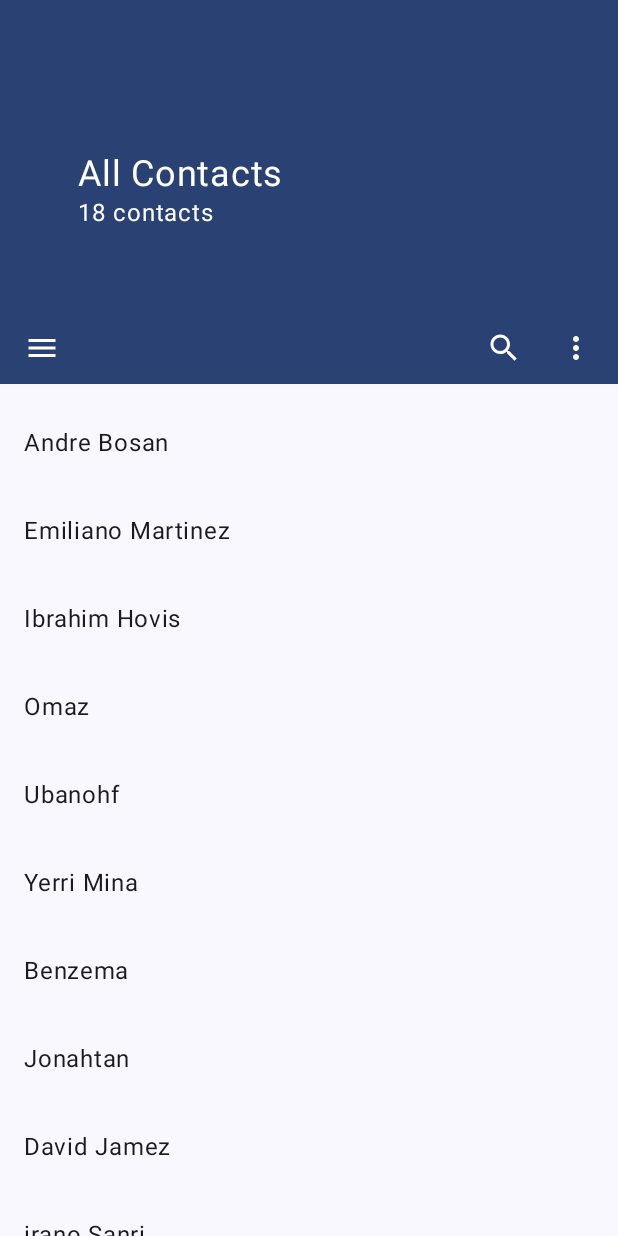
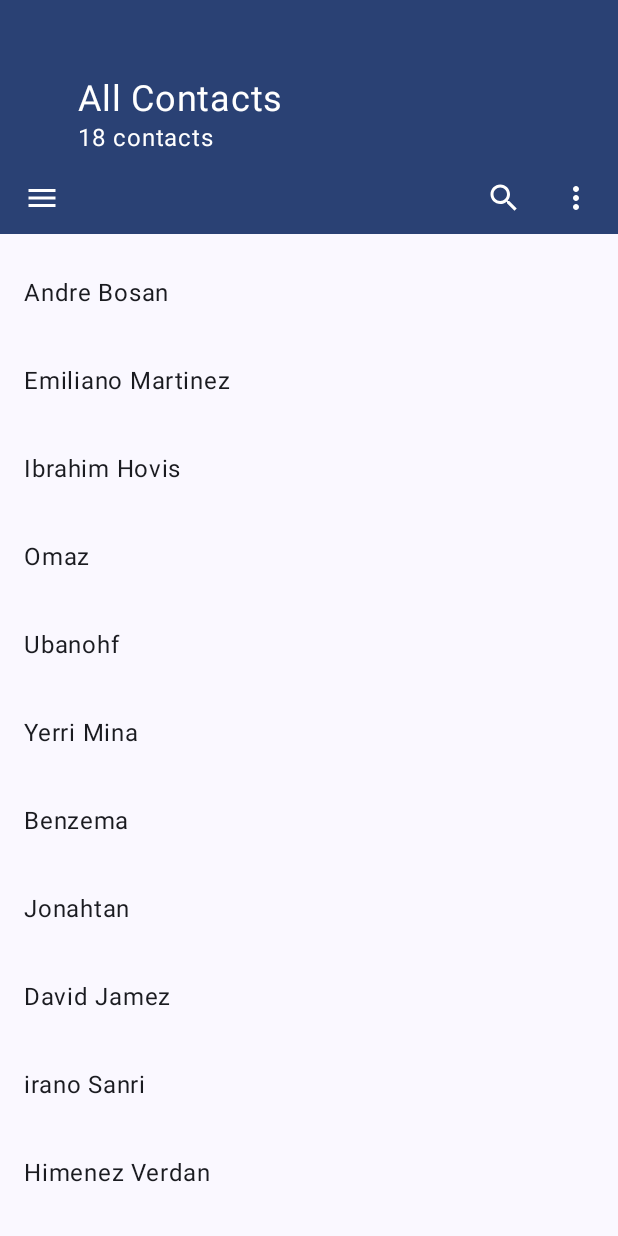
Before and after one commit to germainkevinbusiness/CollapsingTopBarCompose, an Android app built with Jetpack Compose: the screen it shows after launch (MainActivity), on a phone screen of 412 x 824 dp. Run offline under Robolectric (Android 15) with nearby library versions, the phone set to English and light mode, and no system bars; our stand-ins replace Timber.

```diff
--- a/app/build.gradle
+++ b/app/build.gradle
@@ -11,7 +11,7 @@ android {
         minSdk 21
         targetSdk 32
         versionCode 1
-        versionName "1.0.0-beta02"
+        versionName "1.0.0-beta03"
 
         testInstrumentationRunner "androidx.test.runner.AndroidJUnitRunner"
         vectorDrawables {
--- a/app/src/main/java/com/germainkevin/collapsingtopbarcompose/MainActivity.kt
+++ b/app/src/main/java/com/germainkevin/collapsingtopbarcompose/MainActivity.kt
@@ -64,7 +64,7 @@ class MainActivity : ComponentActivity() {
                         isAlwaysCollapsed = false,
                         isExpandedWhenFirstDisplayed = true,
                         centeredTitleAndSubtitle = false,
-                        expandedTopBarMaxHeight = 256.dp,
+                        expandedTopBarMaxHeight = 156.dp,
                     )
                     Scaffold(
                         modifier = Modifier.nestedScroll(scrollBehavior.nestedScrollConnection),
--- a/app/src/main/java/com/germainkevin/collapsingtopbarcompose/ui/Components.kt
+++ b/app/src/main/java/com/germainkevin/collapsingtopbarcompose/ui/Components.kt
@@ -6,7 +6,9 @@ import androidx.compose.foundation.clickable
 import androidx.compose.foundation.layout.*
 import androidx.compose.foundation.shape.RoundedCornerShape
 import androidx.compose.material.icons.Icons
-import androidx.compose.material.icons.filled.*
+import androidx.compose.material.icons.filled.Contacts
+import androidx.compose.material.icons.filled.Email
+import androidx.compose.material.icons.filled.Settings
 import androidx.compose.material.icons.outlined.MoreVert
 import androidx.compose.material.icons.outlined.Search
 import androidx.compose.material3.*
@@ -15,7 +17,6 @@ import androidx.compose.runtime.mutableStateOf
 import androidx.compose.runtime.remember
 import androidx.compose.ui.Alignment
 import androidx.compose.ui.Modifier
-import androidx.compose.ui.graphics.vector.ImageVector
 import androidx.compose.ui.res.stringResource
 import androidx.compose.ui.unit.dp
 import com.germainkevin.collapsingtopbarcompose.R
@@ -76,14 +77,14 @@ fun LeftDrawer(
         drawerItems.forEach { item ->
             NavigationDrawerItem(
                 icon = { Icon(item, contentDescription = null) },
-                label = { Text(item.name) },
+                label = { Text(item.name.replace("Filled.", "")) },
                 selected = item == selectedItem.value,
                 onClick = {
                     selectedItem.value = item
                     closeLeftDrawer()
                 },
                 shape = RoundedCornerShape(topEnd = 24.dp, bottomEnd = 24.dp),
-                badge = { Text(text = " 20") },
+                badge = { Text(text = "20") },
                 modifier = Modifier.padding(end = 16.dp, top = 12.dp, bottom = 12.dp)
             )
         }
--- a/build.gradle
+++ b/build.gradle
@@ -1,6 +1,6 @@
 buildscript {
     ext {
-        compose_version = '1.2.0-beta02'
+        compose_version = '1.2.0-beta03'
         accompanist_version = '0.24.3-alpha'
     }
 }// Top-level build file where you can add configuration options common to all sub-projects/modules.
--- a/collapsingtopbar/build.gradle
+++ b/collapsingtopbar/build.gradle
@@ -24,7 +24,7 @@ afterEvaluate {
                 // You can then customize attributes of the publication as shown below.
                 groupId = 'com.germainkevin.collapsingtopbarcompose'
                 artifactId = 'collapsingtopbarcompose'
-                version = '1.0.0-beta02'
+                version = '1.0.0-beta03'
             }
         }
     }
--- a/collapsingtopbar/src/main/java/com/germainkevin/collapsingtopbar/CollapsingTopBar.kt
+++ b/collapsingtopbar/src/main/java/com/germainkevin/collapsingtopbar/CollapsingTopBar.kt
@@ -6,6 +6,7 @@ import androidx.compose.foundation.layout.*
 import androidx.compose.material.*
 import androidx.compose.runtime.Composable
 import androidx.compose.runtime.CompositionLocalProvider
+import androidx.compose.runtime.State
 import androidx.compose.runtime.getValue
 import androidx.compose.ui.Alignment
 import androidx.compose.ui.Modifier
@@ -50,45 +51,28 @@ fun CollapsingTopBar(
 ) = with(scrollBehavior) {
 
     if (!isAlwaysCollapsed && !isExpandedWhenFirstDisplayed && trackOffSetIsZero >= 3) {
-        // Make sure the trackOffSetIsZero variable does not exceed the number 10
-        if (trackOffSetIsZero > 10) trackOffSetIsZero = 3
+        // Makes sure the trackOffSetIsZero stays below the number 6, just a random number above 3
+        // cause I don't need to store super high numbers for that variable
+        if (trackOffSetIsZero > 6) {
+            trackOffSetIsZero = 3
+        }
         currentTopBarHeight = expandedTopBarMaxHeight + topBarOffset.dp
     } else if (isExpandedWhenFirstDisplayed && !isAlwaysCollapsed) {
         currentTopBarHeight = expandedTopBarMaxHeight + topBarOffset.dp
     }
 
-    /**
-     * We'll reference [TopBarScrollBehavior.collapsedTopBarHeight] as 56 and
-     * [TopBarScrollBehavior.expandedTopBarMaxHeight] as 200
-     *
-     * We'll add a margin to make the Title Subtitle column disappear before the CollapsingTopBar
-     * reaches the height of 56.dp which is a margin of 20.dp
-     *
-     * 56 + 20  --------> 0f (alpha value meaning  when the title subtitle section is fully invisible)
-     * 200 --------> 1f (alpha value meaning when the title subtitle section is fully visible)
-     *
-     * The distance between 56+20  and 200 is 124. This distance represents the 100% distance from the
-     * collapsed state and expanded state of the [CollapsingTopBar]
-     *
-     * So what we do is:
-     * 124                                ----------> 100%
-     * currentTopBarHeight's actual value -------------> x
-     *
-     * Whatever value x is, is considered a alpha value for the titleSubtitleAlphaRange
-     */
-    val titleSubtitleAlpha =
-        (currentTopBarHeight - (collapsedTopBarHeight + 20.dp)) /
-                (expandedTopBarMaxHeight - (collapsedTopBarHeight + 20.dp))
+    val columnWithTitleSubtitleAlpha by getTitleAndSubtitleColumnAlpha(
+        currentTopBarHeight = currentTopBarHeight,
+        collapsedTopBarHeight = collapsedTopBarHeight,
+        expandedTopBarMaxHeight = expandedTopBarMaxHeight,
+        margin = 20.dp
+    )
 
-    val columnWithTitleSubtitleAlpha by animateFloatAsState(titleSubtitleAlpha)
-
-    val visibleValue = collapsedTopBarHeight
-    val invisibleValue = collapsedTopBarHeight + 6.dp
-
-    val collapsedTitleAlphaRange: Float = if (currentTopBarHeight == visibleValue) 1f
-    else (visibleValue - currentTopBarHeight) / (invisibleValue - visibleValue)
-
-    val collapsedTitleAlpha by animateFloatAsState(collapsedTitleAlphaRange)
+    val collapsedTitleAlpha by getCollapsedTitleAlpha(
+        currentTopBarHeight = currentTopBarHeight,
+        visibleValue = collapsedTopBarHeight,
+        invisibleValue = collapsedTopBarHeight + 6.dp
+    )
 
     CollapsingTopBarLayout(
         modifier = modifier,
@@ -228,6 +212,9 @@ fun CollapsingTopBarLayout(
 }
 
 
+/**
+ * The Section where all the options menu items will be laid out on
+ * */
 val actionsRow: @Composable (@Composable RowScope.() -> Unit) -> Unit = {
     Row(
         modifier = Modifier.fillMaxHeight(),
@@ -236,3 +223,59 @@ val actionsRow: @Composable (@Composable RowScope.() -> Unit) -> Unit = {
         content = it
     )
 }
+
+/**
+ * We'll reference [collapsedTopBarHeight] as 56 and [expandedTopBarMaxHeight] as 200
+ *
+ * We'll add a margin to make the Title Subtitle Column disappear before the CollapsingTopBar
+ * reaches the height of 56.dp which is a margin of 20.dp
+ *
+ * 56 + 20  --------> 0f (alpha value meaning  when the title subtitle section is fully invisible)
+ * 200 --------> 1f (alpha value meaning when the title subtitle section is fully visible)
+ *
+ * The distance between 56+20  and 200 is 124. This distance represents the 100% distance from the
+ * collapsed state and expanded state of the [CollapsingTopBar]
+ *
+ * So what we do is:
+ * 124                                ----------> 100%
+ * currentTopBarHeight's actual value -------------> x
+ *
+ * Whatever value x is, is considered the level of visibility the Title Subtitle Column should have
+ *
+ * @param currentTopBarHeight The current height of the [CollapsingTopBar] in [Dp]
+ * @param collapsedTopBarHeight The height of the [CollapsingTopBar] when it is collapsed
+ * @param expandedTopBarMaxHeight The height of the [CollapsingTopBar] when it is expanded
+ * @param margin A distance added to start making the TitleAndSubtitleColumn's visible only when
+ * [currentTopBarHeight] reaches [collapsedTopBarHeight] + margin
+ */
+@Composable
+fun getTitleAndSubtitleColumnAlpha(
+    currentTopBarHeight: Dp,
+    collapsedTopBarHeight: Dp,
+    expandedTopBarMaxHeight: Dp,
+    margin: Dp
+): State<Float> {
+    return animateFloatAsState(
+        (currentTopBarHeight - (collapsedTopBarHeight + margin)) /
+                (expandedTopBarMaxHeight - (collapsedTopBarHeight + margin))
+    )
+}
+
+/**
+ * @param currentTopBarHeight The current height of the [CollapsingTopBar] in [Dp]
+ * @param visibleValue A value in [Dp] that if [currentTopBarHeight] reaches it, the
+ * Collapsed Title should become visible
+ * @param invisibleValue A value in [Dp] that if [currentTopBarHeight] reaches it, the
+ * Collapsed Title section should become invisible
+ * */
+@Composable
+fun getCollapsedTitleAlpha(
+    currentTopBarHeight: Dp,
+    visibleValue: Dp,
+    invisibleValue: Dp
+): State<Float> {
+    return animateFloatAsState(
+        if (currentTopBarHeight == visibleValue) 1f
+        else (visibleValue - currentTopBarHeight) / (invisibleValue - visibleValue)
+    )
+}
```
Also changed, not shown: 1 other file.
